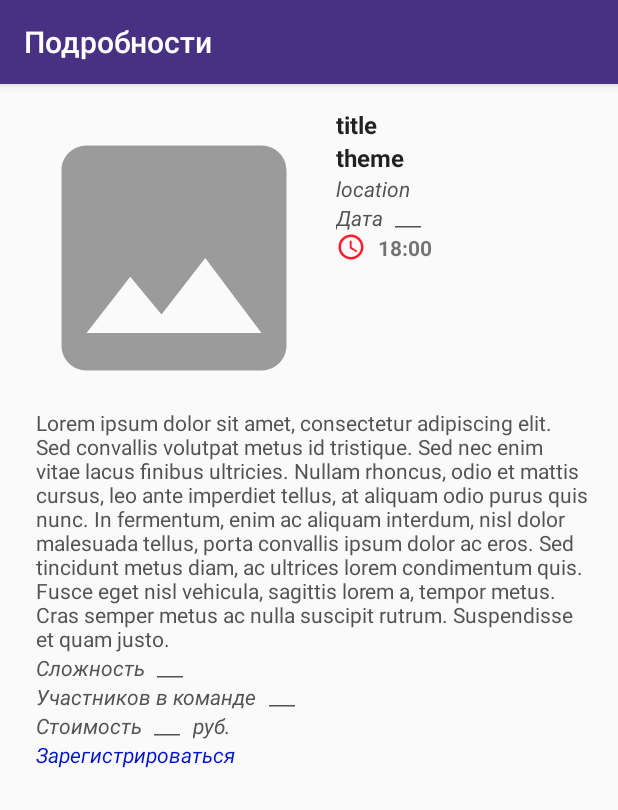
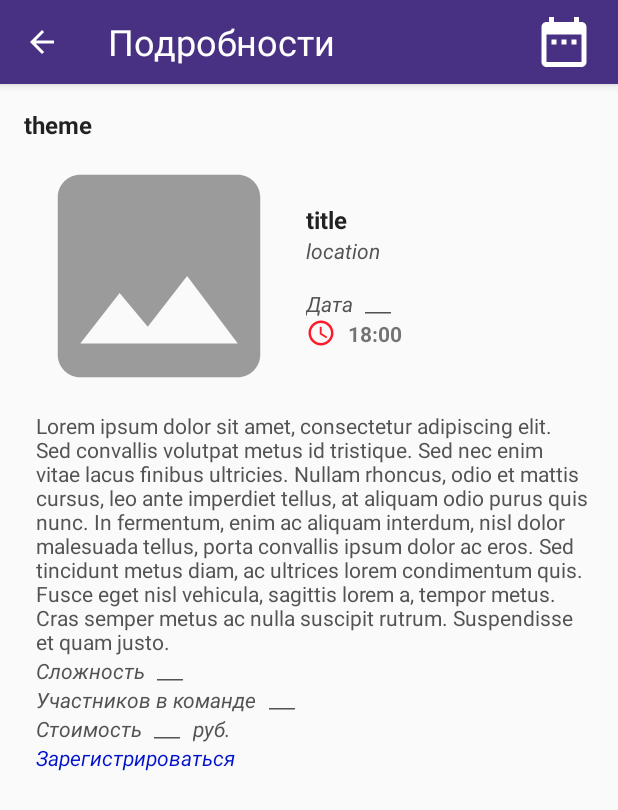
Before and after one commit to kroha22/quiz_planner, an Android app: the layout activity_quiz_detail.xml on its own in the app's theme, with its tools: preview values and no code run, on a phone screen of 412 x 824 dp. Shown: the top 810 px of the screen. Run offline under Robolectric (Android 15) with nearby library versions, the phone set to English and light mode, and no system bars.

Commit message:
Доработки - календарь, контакты, даты, окно подробностей

```diff
--- a/app/src/main/AndroidManifest.xml
+++ b/app/src/main/AndroidManifest.xml
@@ -5,6 +5,7 @@
     <uses-permission android:name="android.permission.INTERNET" />
     <uses-permission android:name="android.permission.ACCESS_WIFI_STATE" />
     <uses-permission android:name="android.permission.ACCESS_NETWORK_STATE" />
+    <uses-permission android:name="android.permission.WRITE_CALENDAR" />
 
     <application
         android:allowBackup="true"
--- a/app/src/main/java/com/quizplanner/quizPlanner/model/Quiz.kt
+++ b/app/src/main/java/com/quizplanner/quizPlanner/model/Quiz.kt
@@ -20,7 +20,7 @@ class Quiz: Serializable {
             game.id = quizData.id
             game.gameTheme = quizData.gameTheme
             game.description = quizData.description
-            game.date = QuizPlanner.formatterISO.parse(quizData.date!!).time
+            game.date = QuizPlanner.formatterISO().parse(quizData.date!!).time
             game.location = quizData.location
             game.price = quizData.price
             game.countOfPlayers = quizData.countOfPlayers
--- a/app/src/main/java/com/quizplanner/quizPlanner/ui/MainPresenter.kt
+++ b/app/src/main/java/com/quizplanner/quizPlanner/ui/MainPresenter.kt
@@ -161,7 +161,7 @@ class MainPresenter : MvpPresenter<MainView>() {
     }
 
     private fun startLoad(onComplete: () -> Unit) {
-        subscription = dataLoader!!.getQuizData(formatterISO.format(dates.first()), formatterISO.format(dates.last()))
+        subscription = dataLoader!!.getQuizData(formatterISO().format(dates.first()), formatterISO().format(dates.last()))
                 .timeout(1, TimeUnit.SECONDS)
                 .retry(2)
                 .subscribeOn(Schedulers.io())
--- /dev/null
+++ b/app/src/main/res/drawable/ic_arrow_back.xml
@@ -0,0 +1,9 @@
+<vector xmlns:android="http://schemas.android.com/apk/res/android"
+        android:width="24dp"
+        android:height="24dp"
+        android:viewportWidth="24.0"
+        android:viewportHeight="24.0">
+    <path
+        android:fillColor="#ffffff"
+        android:pathData="M20,11H7.83l5.59,-5.59L12,4l-8,8 8,8 1.41,-1.41L7.83,13H20v-2z"/>
+</vector>
--- /dev/null
+++ b/app/src/main/res/drawable/ic_calendar.xml
@@ -0,0 +1,9 @@
+<vector xmlns:android="http://schemas.android.com/apk/res/android"
+        android:width="24dp"
+        android:height="24dp"
+        android:viewportWidth="24.0"
+        android:viewportHeight="24.0">
+    <path
+        android:fillColor="#ffffff"
+        android:pathData="M9,11L7,11v2h2v-2zM13,11h-2v2h2v-2zM17,11h-2v2h2v-2zM19,4h-1L18,2h-2v2L8,4L8,2L6,2v2L5,4c-1.11,0 -1.99,0.9 -1.99,2L3,20c0,1.1 0.89,2 2,2h14c1.1,0 2,-0.9 2,-2L21,6c0,-1.1 -0.9,-2 -2,-2zM19,20L5,20L5,9h14v11z"/>
+</vector>
--- a/app/src/main/res/layout/activity_quiz_detail.xml
+++ b/app/src/main/res/layout/activity_quiz_detail.xml
@@ -18,8 +18,32 @@
             android:layout_width="match_parent"
             android:layout_height="?attr/actionBarSize"
             app:layout_collapseMode="pin"
-            app:popupTheme="@style/ThemeOverlay.AppCompat.Light"
-            app:title="@string/title_activity_detail" />
+            app:navigationIcon="@drawable/ic_arrow_back"
+            app:popupTheme="@style/ThemeOverlay.AppCompat.Light">
+
+            <RelativeLayout
+                android:layout_width="match_parent"
+                android:layout_height="?attr/actionBarSize">
+
+                <TextView
+                    android:layout_width="wrap_content"
+                    android:layout_height="wrap_content"
+                    android:layout_centerVertical="true"
+                    android:text="@string/title_activity_detail"
+                    android:textColor="@color/white"
+                    android:textSize="@dimen/title_text_size" />
+
+                <ImageView
+                    android:id="@+id/toolbar_calendar"
+                    android:layout_width="@dimen/toolbar_icon_size"
+                    android:layout_height="@dimen/toolbar_icon_size"
+                    android:layout_marginRight="@dimen/default_padding"
+                    android:layout_alignParentRight="true"
+                    android:layout_centerVertical="true"
+                    android:src="@drawable/ic_calendar" />
+
+            </RelativeLayout>
+        </android.support.v7.widget.Toolbar>
 
     </android.support.design.widget.AppBarLayout>
 
--- a/app/src/main/res/layout/contacts_view.xml
+++ b/app/src/main/res/layout/contacts_view.xml
@@ -12,6 +12,7 @@
         android:tint="@color/colorAccent" />
 
     <TextView
+        android:id="@+id/email"
         android:layout_width="wrap_content"
         android:layout_height="wrap_content"
         android:paddingRight="@dimen/default_padding"
--- a/app/src/main/res/layout/quiz_detail.xml
+++ b/app/src/main/res/layout/quiz_detail.xml
@@ -3,6 +3,14 @@
     android:layout_height="match_parent"
     android:orientation="vertical"
     android:padding="16dp">
+    <TextView
+        android:id="@+id/detail_theme"
+        android:layout_width="wrap_content"
+        android:layout_height="wrap_content"
+        android:text="@string/game_theme"
+        android:textAppearance="?attr/textAppearanceListItem"
+        android:textSize="@dimen/item_title_text_size"
+        android:textStyle="bold" />
 
     <LinearLayout
         android:layout_width="match_parent"
@@ -12,13 +20,14 @@
         <ImageView
             android:id="@+id/detail_img"
             android:layout_width="@dimen/item_img_size_big"
-            android:layout_height="wrap_content"
-            android:minHeight="@dimen/item_img_size_big"
+            android:layout_height="@dimen/item_img_size_big"
             android:layout_gravity="top"
+            android:scaleType="fitCenter"
             android:src="@drawable/ic_image_placeholder" />
 
         <LinearLayout
             android:layout_width="0dp"
+            android:layout_gravity="center"
             android:layout_height="wrap_content"
             android:layout_marginLeft="@dimen/item_text_margin"
             android:layout_weight="1"
@@ -34,15 +43,6 @@
                 android:textStyle="bold" />
 
             <TextView
-                android:id="@+id/detail_theme"
-                android:layout_width="wrap_content"
-                android:layout_height="wrap_content"
-                android:text="@string/game_theme"
-                android:textAppearance="?attr/textAppearanceListItem"
-                android:textSize="@dimen/item_title_text_size"
-                android:textStyle="bold" />
-
-            <TextView
                 android:id="@+id/detail_location"
                 android:layout_width="wrap_content"
                 android:layout_height="wrap_content"
@@ -52,6 +52,7 @@
                 android:textStyle="italic" />
 
             <LinearLayout
+                android:layout_marginTop="@dimen/default_margin"
                 android:layout_width="match_parent"
                 android:layout_height="wrap_content"
                 android:orientation="horizontal">
--- a/app/src/main/res/values/dimens.xml
+++ b/app/src/main/res/values/dimens.xml
@@ -1,6 +1,7 @@
 <?xml version="1.0" encoding="utf-8"?>
 <resources>
 
+    <dimen name="default_margin">16dp</dimen>
     <dimen name="default_padding">16dp</dimen>
     <dimen name="default_text_size">14sp</dimen>
     <dimen name="title_text_size">24sp</dimen>
@@ -8,7 +9,7 @@
 
     <dimen name="fab_margin">32dp</dimen>
 
-    <dimen name="item_img_size_big">200dp</dimen>
+    <dimen name="item_img_size_big">180dp</dimen>
     <dimen name="item_img_size">70dp</dimen>
     <dimen name="item_icon_size">30dp</dimen>
     <dimen name="item_time_icon_size">20dp</dimen>
--- a/app/src/main/res/values/strings.xml
+++ b/app/src/main/res/values/strings.xml
@@ -23,5 +23,6 @@
     <string name="game_link">Зарегистрироваться</string>
     <string name="dummy">___</string>
     <string name="email">quizplanner54@gmail.com</string>
+    <string name="create_notify">Создать напоминание</string>
 
 </resources>
```
Also changed, not shown: app/src/main/java/com/quizplanner/quizPlanner/QuizPlanner.kt (+6 -6 lines), app/src/main/java/com/quizplanner/quizPlanner/ui/MainActivity.kt (+19 -8 lines), app/src/main/java/com/quizplanner/quizPlanner/ui/QuizDetailActivity.kt (+19 -3 lines), app/src/main/res/layout/activity_main.xml (+4 -11 lines), 1 other file.
